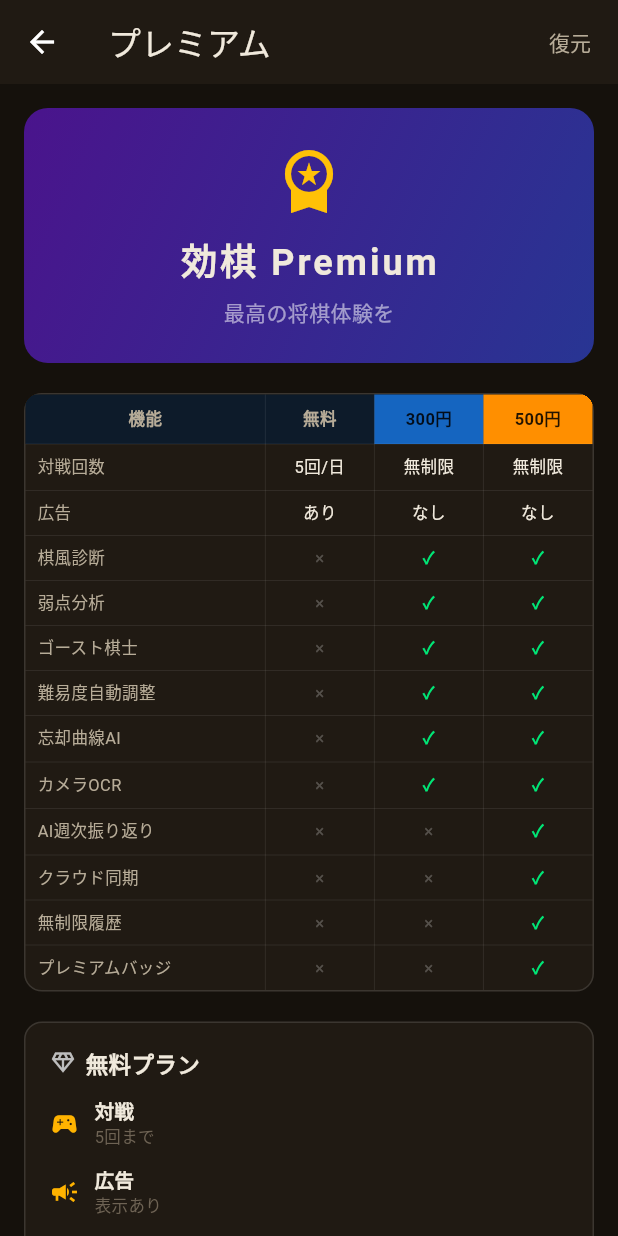
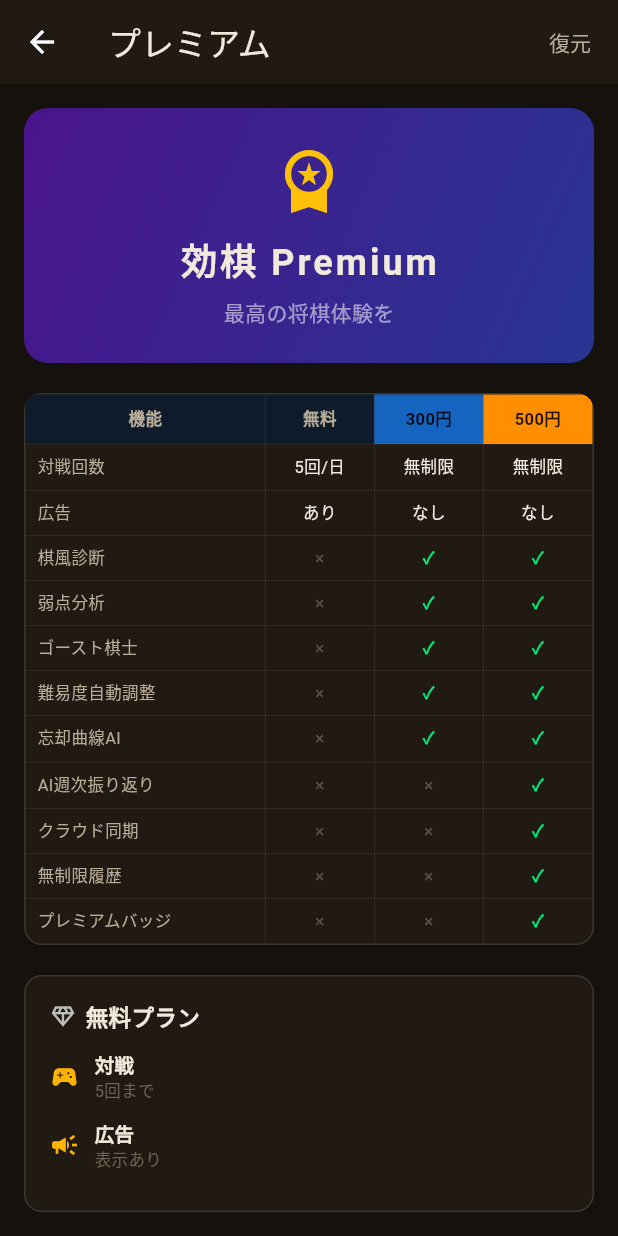
Before and after one commit to zka32101/shogi_app, a Flutter app: the PremiumScreen screen opened directly, on a phone screen of 412 x 824 dp. Run offline on Flutter 3.47's test engine with Material 3 defaults, Android fonts, the phone set to English and light mode, and no system bars; our stand-ins replace cloud_firestore, cloud_functions, firebase_auth, firebase_core, firebase_crashlytics, firebase_database and 7 more; missing offline and left inert: dart:html, dart:js, network_info_plus; accounts and stored records are empty; network calls fail.

Commit message:
fix: 課金比較表からカメラOCRの記載を削除（削除済み機能の偽訴求を是正）
Co-Authored-By: Claude Sonnet 5 <noreply@anthropic.com>

```diff
--- a/lib/screens/premium_screen.dart
+++ b/lib/screens/premium_screen.dart
@@ -168,7 +168,6 @@ class _PremiumScreenState extends State<PremiumScreen> {
       ('ゴースト棋士',  '×',     '✓',       '✓'),
       ('難易度自動調整', '×',    '✓',       '✓'),
       ('忘却曲線AI',    '×',     '✓',       '✓'),
-      ('カメラOCR',     '×',    '✓',       '✓'),
       ('AI週次振り返り', '×',   '×',       '✓'),
       ('クラウド同期',   '×',   '×',       '✓'),
       ('無制限履歴',    '×',    '×',       '✓'),
```
